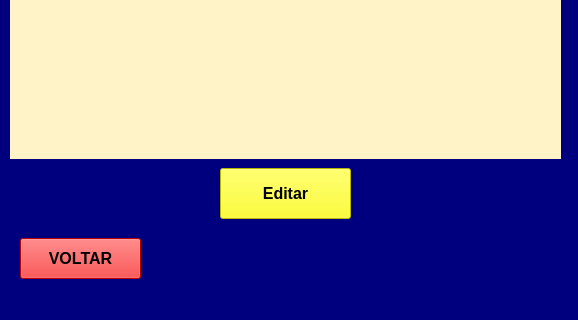
Old version of the form telaedit.ui in the repository samuelgarca/controleestoquepyqt5; both pictures show x 0 to 578 and y 272 to 592 of the 578 by 592 pixel window.
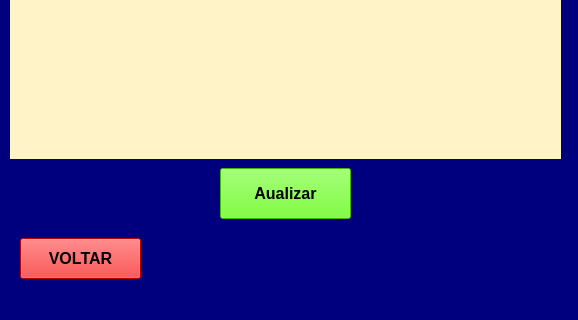
New version of the form.

```diff
--- a/telaedit.ui
+++ b/telaedit.ui
@@ -146,10 +146,10 @@
         </font>
        </property>
        <property name="styleSheet">
-        <string notr="true">background-color: rgb(255, 255, 0);</string>
+        <string notr="true">background-color: rgb(85, 255, 0);</string>
        </property>
        <property name="text">
-        <string>Editar</string>
+        <string>Aualizar</string>
        </property>
       </widget>
       <widget class="QTableWidget" name="tableWidget">
```
